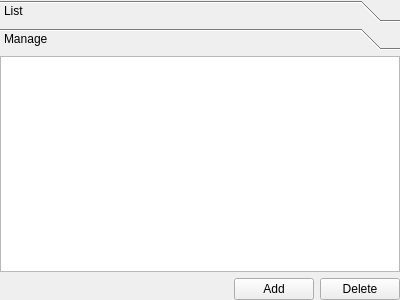
Above: src/core/gui/dockBuddiesList.ui from DoomseekerTeam/Doomseeker before the change. Below: the same form after it.
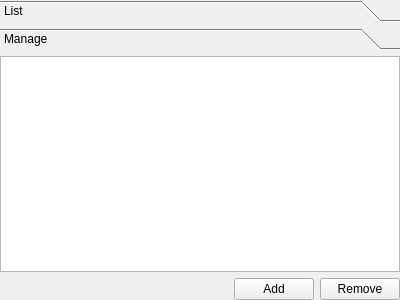
That is the form after the change. The open tabs and pages were chosen to show the change. Icons and pictures are not drawn.

Commit message: Use the "remove" word instead of "delete" for consistency (#3676)

What changed in the file:
```diff
--- a/src/core/gui/dockBuddiesList.ui
+++ b/src/core/gui/dockBuddiesList.ui
@@ -157,7 +157,7 @@
           <item>
            <widget class="QPushButton" name="deleteButton">
             <property name="text">
-             <string>Delete</string>
+             <string>Remove</string>
             </property>
             <property name="icon">
              <iconset resource="../../../media/resources.qrc">
```
The commit also changes 5 other files.
